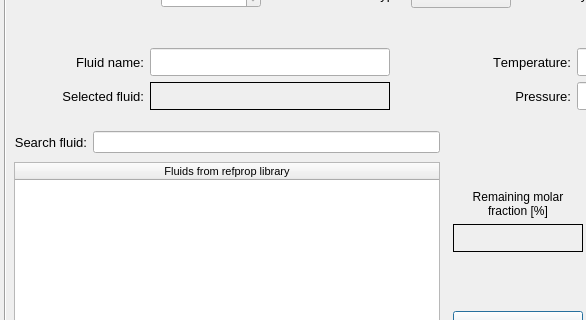
The window that pulse/interface/data/ui_files/model/setup/fluid/set_fluid_composition_input.ui (open-pulse/OpenPulse) describes before a commit, drawn with Qt 5; both pictures show x 0 to 586 and y 90 to 410 of the 1000 by 650 pixel window.
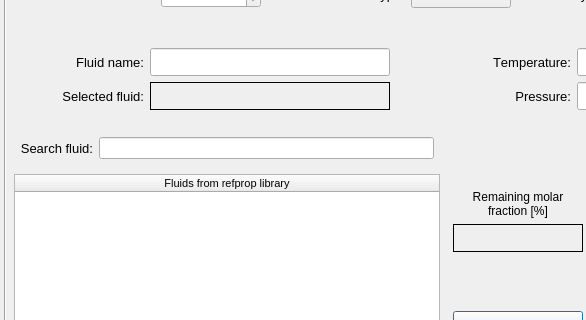
The same window after the commit.

Commit message: adds marging to search widgets frame

What changed in the file:
```diff
--- a/pulse/interface/data/ui_files/model/setup/fluid/set_fluid_composition_input.ui
+++ b/pulse/interface/data/ui_files/model/setup/fluid/set_fluid_composition_input.ui
@@ -293,16 +293,16 @@
                </property>
                <layout class="QGridLayout" name="gridLayout_5">
                 <property name="leftMargin">
-                 <number>0</number>
+                 <number>6</number>
                 </property>
                 <property name="topMargin">
-                 <number>0</number>
+                 <number>6</number>
                 </property>
                 <property name="rightMargin">
-                 <number>0</number>
+                 <number>6</number>
                 </property>
                 <property name="bottomMargin">
-                 <number>0</number>
+                 <number>6</number>
                 </property>
                 <item row="0" column="1">
                  <widget class="QLineEdit" name="lineEdit_search_fluid"/>
```
The commit also changes 1 other file.
